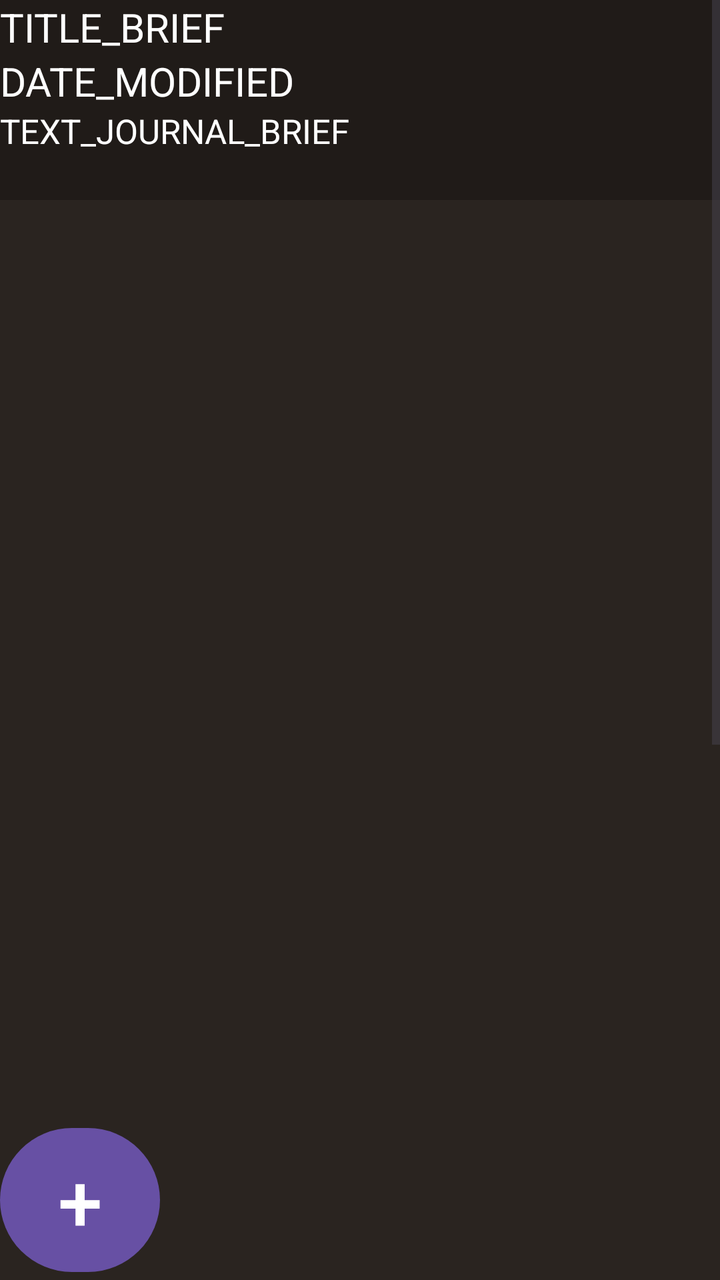
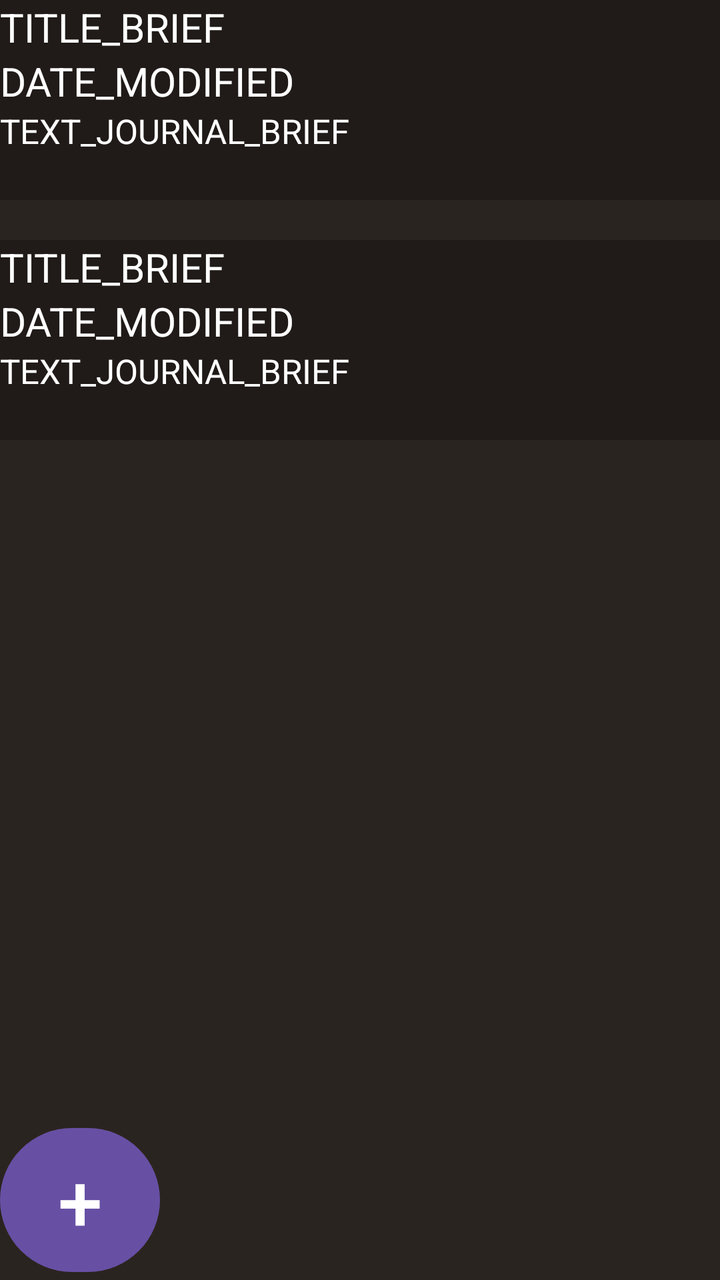

Before-and-after screenshots of an Android layout around one commit, followed by the original layout XML and the change that was made.
<!-- AndroidManifest.xml: application theme Theme.Riova -->
<!-- res/layout/journal.xml -->
<?xml version="1.0" encoding="utf-8"?>
<androidx.coordinatorlayout.widget.CoordinatorLayout xmlns:android="http://schemas.android.com/apk/res/android"
    xmlns:tools="http://schemas.android.com/tools"
    xmlns:app="http://schemas.android.com/apk/res-auto"
    android:id="@+id/fragment_journal"
    android:layout_width="match_parent"
    android:layout_height="match_parent"
    android:background="@color/navigation_back"
    tools:context=".Journal">

    
    <ScrollView
        android:layout_width="match_parent"
        android:layout_height="match_parent"
        android:fillViewport="true">
        <LinearLayout
            android:layout_width="match_parent"
            android:layout_height="wrap_content"
            android:orientation="vertical"
            android:background="@null">

            <LinearLayout
                android:layout_width="match_parent"
                android:layout_height="100dp"
                android:layout_marginBottom="900dp"
                android:background="@color/journalPreview_back"
                android:text="@string/journaly_entry"
                android:orientation="vertical"
                android:textColor="@color/white">
                <TextView
                    android:layout_height="wrap_content"
                    android:layout_width="match_parent"
                    android:text="TITLE_BRIEF"
                    android:textSize="20sp"
                    android:textColor="@color/white"/>
                <TextView
                    android:layout_height="wrap_content"
                    android:layout_width="match_parent"
                    android:text="DATE_MODIFIED"
                    android:textSize="20sp"
                    android:textColor="@color/white"/>
                <TextView
                    android:layout_width="match_parent"
                    android:layout_height="wrap_content"
                    android:text="TEXT_JOURNAL_BRIEF"
                    android:textColor="@color/white"
                    android:textSize="17sp"/>
            </LinearLayout>

            <LinearLayout
                android:layout_width="match_parent"
                android:layout_height="100dp"
                android:background="@color/journalPreview_back"
                android:text="@string/journaly_entry"
                android:orientation="vertical"
                android:textColor="@color/white">
                <TextView
                    android:layout_height="wrap_content"
                    android:layout_width="match_parent"
                    android:text="TITLE_BRIEF"
                    android:textSize="20sp"
                    android:textColor="@color/white"/>
                <TextView
                    android:layout_height="wrap_content"
                    android:layout_width="match_parent"
                    android:text="DATE_MODIFIED"
                    android:textSize="20sp"
                    android:textColor="@color/white"/>
                <TextView
                    android:layout_width="match_parent"
                    android:layout_height="wrap_content"
                    android:text="TEXT_JOURNAL_BRIEF"
                    android:textColor="@color/white"
                    android:textSize="17sp"/>
            </LinearLayout>


        </LinearLayout>

    </ScrollView>

    <Button
        android:id="@+id/button_addJournal"
        android:layout_gravity="bottom"
        android:gravity="center"
        android:layout_width="80dp"
        android:layout_height="80dp"
        android:text="@string/plus"
        android:textSize="40sp"
        style="@style/Journal_Dashboard"/>
    

</androidx.coordinatorlayout.widget.CoordinatorLayout>
<!-- resources referenced by this layout -->
<resources>
  <color name="journalPreview_back">#40000000</color>
  <color name="navigation_back">#2A2420</color>
  <color name="white">#FFFFFFFF</color>
  <string name="journaly_entry">JOURNALY_ENTRY</string>
  <string name="plus">+</string>
  <style name="Journal_Dashboard">
          <item name="android:layout_width">wrap_content</item>
          <item name="android:layout_height">wrap_content</item>
          <item name="android:layout_marginTop">16dp</item>
      </style>
  <style name="Theme.Riova" parent="Base.Theme.Riova" />
  <style name="Base.Theme.Riova" parent="Theme.Material3.DayNight.NoActionBar">
          
          
      </style>
</resources>

<!-- the commit's change to res/layout/journal.xml (unified diff, before → after) -->
@@ -22,7 +22,7 @@
             <LinearLayout
                 android:layout_width="match_parent"
                 android:layout_height="100dp"
-                android:layout_marginBottom="900dp"
+                android:layout_marginBottom="20dp"
                 android:background="@color/journalPreview_back"
                 android:text="@string/journaly_entry"
                 android:orientation="vertical"
